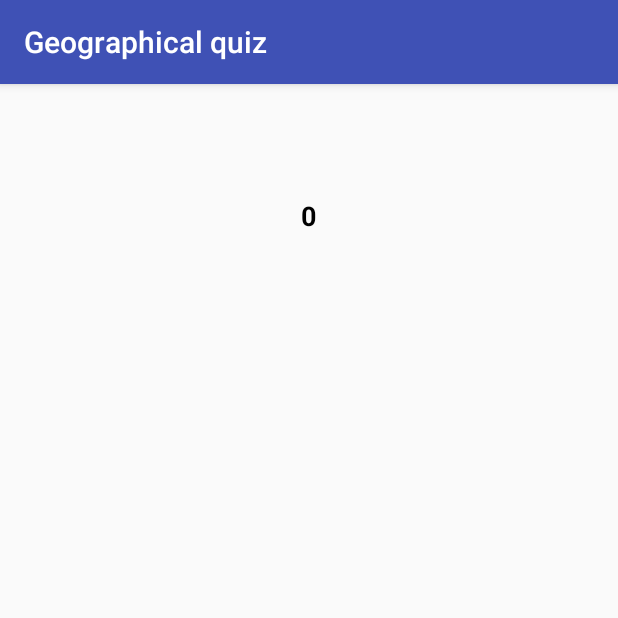
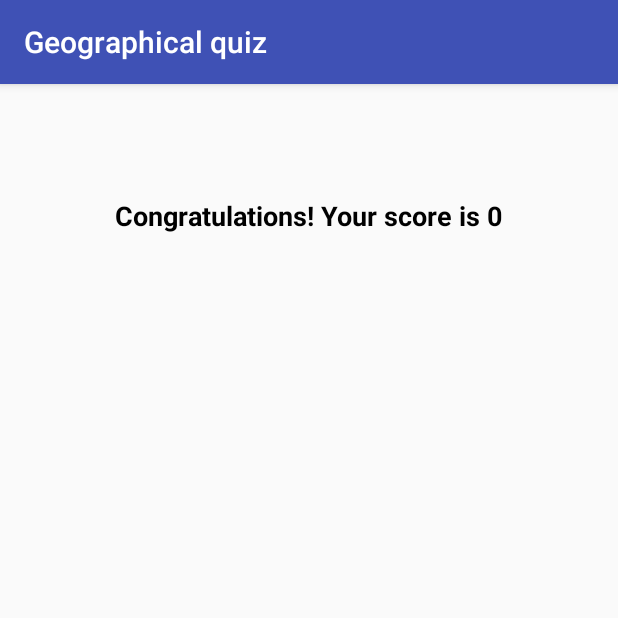
Before and after one commit to konnov-007/quiz, an Android app: the FinishGameActivity screen opened directly, with no data from a screen before it, on a phone screen of 412 x 824 dp, the top half of it. Run offline under Robolectric (Android 15) with nearby library versions, the phone set to English and light mode, and no system bars.

Commit message:
alpha #2

```diff
--- a/app/src/main/java/konnov/commr/vk/geographicalquiz/FinishGameActivity.java
+++ b/app/src/main/java/konnov/commr/vk/geographicalquiz/FinishGameActivity.java
@@ -16,7 +16,7 @@ public class FinishGameActivity extends AppCompatActivity {
 
         Intent intent = getIntent();
         int finishScore = intent.getIntExtra("int_score", 0);
-        finishtext.setText(String.valueOf(finishScore));
-        //finishtext.setText(R.string.congrats + "" + String.valueOf(finishScore));
+        String outputString = getString(R.string.congrats, finishScore);
+        finishtext.setText(outputString);
     }
 }
--- a/app/src/main/res/values/strings.xml
+++ b/app/src/main/res/values/strings.xml
@@ -23,5 +23,5 @@
 
 
 
-    <string name="congrats">Congratulations! Your score is </string>
+    <string name="congrats">Congratulations! Your score is %1$d</string>
 </resources>
```
Also changed, not shown: 1 other file.
